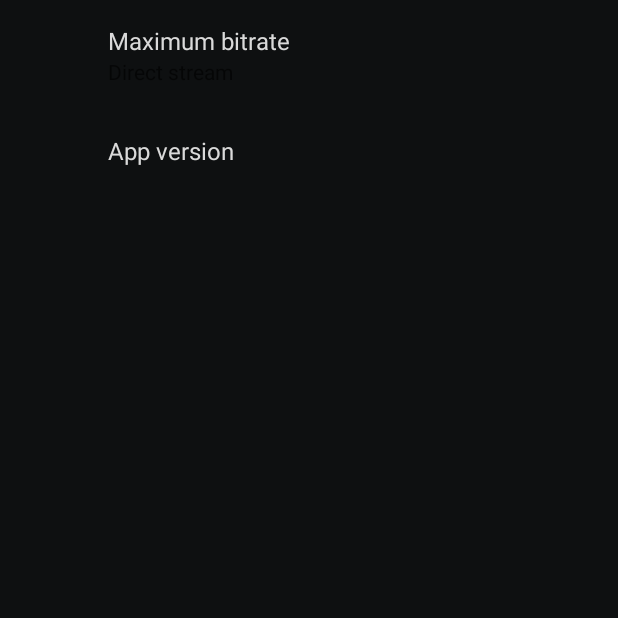
After one commit to bendardenne/sharkmarmalade, an Android app: the fragment SettingsFragment shown on its own in the app's theme, on a phone screen of 412 x 824 dp, the top half of it. The commit adds this screen. Run offline under Robolectric (Android 15) with nearby library versions, the phone set to English and light mode, and no system bars; our stand-ins replace Dagger/Hilt's generated code, androidx.preference; libraries missing offline, so code that uses them is left out: org.jellyfin.sdk; 1 statement that could not run was skipped.

Commit message:
Add Settings activity to choose the maximum bitrate.

```diff
--- a/automotive/src/main/java/be/bendardenne/jellyfin/aaos/JellyfinHiltModule.kt
+++ b/automotive/src/main/java/be/bendardenne/jellyfin/aaos/JellyfinHiltModule.kt
@@ -15,6 +15,7 @@ import org.jellyfin.sdk.model.ClientInfo
 @Module
 @InstallIn(SingletonComponent::class)
 class JellyfinHiltModule {
+
     @Provides
     fun provideJellyfin(@ApplicationContext appContext: Context): Jellyfin {
         val version =
--- a/automotive/src/main/java/be/bendardenne/jellyfin/aaos/JellyfinMediaTree.kt
+++ b/automotive/src/main/java/be/bendardenne/jellyfin/aaos/JellyfinMediaTree.kt
@@ -26,7 +26,7 @@ class JellyfinMediaTree(
     artSize: Int
 ) {
 
-    private val itemFactory = MediaItemFactory(api, artSize)
+    private val itemFactory = MediaItemFactory(context, api, artSize)
 
     private val mediaItems: Cache<String, MediaItem> = CacheBuilder.newBuilder()
         .maximumSize(1000)
--- /dev/null
+++ b/automotive/src/main/java/be/bendardenne/jellyfin/aaos/settings/SettingsFragment.kt
@@ -0,0 +1,21 @@
+package be.bendardenne.jellyfin.aaos.settings
+
+import android.os.Bundle
+import androidx.lifecycle.ViewModelProvider
+import androidx.preference.Preference
+import androidx.preference.PreferenceFragmentCompat
+import be.bendardenne.jellyfin.aaos.R
+import dagger.hilt.android.AndroidEntryPoint
+
+@AndroidEntryPoint
+class SettingsFragment : PreferenceFragmentCompat() {
+
+    private lateinit var viewModel: SettingsFragmentViewModel
+
+    override fun onCreatePreferences(savedInstanceState: Bundle?, rootKey: String?) {
+        setPreferencesFromResource(R.xml.preferences, rootKey)
+
+        viewModel = ViewModelProvider(this)[SettingsFragmentViewModel::class.java]
+        findPreference<Preference>("version")?.summary = viewModel.versionString()
+    }
+}
--- /dev/null
+++ b/automotive/src/main/java/be/bendardenne/jellyfin/aaos/settings/SettingsFragmentViewModel.kt
@@ -0,0 +1,16 @@
+package be.bendardenne.jellyfin.aaos.settings
+
+import androidx.lifecycle.ViewModel
+import dagger.hilt.android.lifecycle.HiltViewModel
+import org.jellyfin.sdk.Jellyfin
+import javax.inject.Inject
+
+@HiltViewModel
+class SettingsFragmentViewModel @Inject constructor() : ViewModel() {
+
+    @Inject
+    lateinit var jellyfin: Jellyfin
+
+    fun versionString(): CharSequence =
+        "SharkMarmalade: ${jellyfin.clientInfo?.version}, Jellyfin API: ${Jellyfin.apiVersion}"
+}
--- /dev/null
+++ b/automotive/src/main/res/values/arrays.xml
@@ -0,0 +1,20 @@
+<?xml version="1.0" encoding="utf-8"?>
+<resources>
+    <string-array name="bitrate" >
+        <item>Direct stream</item>
+        <item>320 kbps</item>
+        <item>256 kbps</item>
+        <item>192 kbps</item>
+        <item>160 kbps</item>
+        <item>128 kbps</item>
+    </string-array>
+
+    <string-array name="bitrateValues" >
+        <item>Direct stream</item>
+        <item>320000</item>
+        <item>256000</item>
+        <item>192000</item>
+        <item>160000</item>
+        <item>128000</item>
+    </string-array>
+</resources>
--- a/automotive/src/main/res/values/strings.xml
+++ b/automotive/src/main/res/values/strings.xml
@@ -19,4 +19,6 @@
     <string name="tracks">Tracks</string>
     <string name="albums">Albums</string>
     <string name="playlists">Playlists</string>
+    <string name="settings">Settings</string>
+    <string name="max_bitrate">Maximum bitrate</string>
 </resources>
--- a/automotive/src/main/res/values/themes.xml
+++ b/automotive/src/main/res/values/themes.xml
@@ -1,11 +1,12 @@
 <resources>
 
-    <style name="SharkMarmalade" parent="Theme.AppCompat.NoActionBar">
+    <style name="SharkMarmalade" parent="Theme.Car.NoActionBar">
         <item name="android:windowBackground">@color/darkBackground</item>
         <item name="android:textColorPrimary">@color/textLight</item>
         <item name="colorPrimary">@color/colorPrimary</item>
         <item name="colorPrimaryDark">@color/colorPrimaryDark</item>
         <item name="colorAccent">@color/colorAccent</item>
+        <item name="android:textSize">24sp</item>
     </style>
 
 </resources>
--- /dev/null
+++ b/automotive/src/main/res/xml/preferences.xml
@@ -0,0 +1,20 @@
+<?xml version="1.0" encoding="utf-8"?>
+<PreferenceScreen xmlns:android="http://schemas.android.com/apk/res/android">
+
+    <!--    <PreferenceCategory android:title="Playback">-->
+    <ListPreference
+        android:defaultValue="Direct stream"
+        android:entries="@array/bitrate"
+        android:entryValues="@array/bitrateValues"
+        android:key="bitrate"
+        android:summary="%s"
+        android:title="@string/max_bitrate" />
+
+    <!--    </PreferenceCategory>-->
+
+    <!--    <PreferenceCategory android:title="About">-->
+    <Preference
+        android:key="version"
+        android:title="App version" />
+    <!--    </PreferenceCategory>-->
+</PreferenceScreen>
```
Also changed, not shown: automotive/build.gradle.kts (+11 -11 lines), automotive/src/main/AndroidManifest.xml (+7 -0 lines), automotive/src/main/java/be/bendardenne/jellyfin/aaos/JellyfinMusicService.kt (+9 -3 lines), automotive/src/main/java/be/bendardenne/jellyfin/aaos/MediaItemFactory.kt (+19 -11 lines), automotive/src/main/java/be/bendardenne/jellyfin/aaos/UUID.kt (deleted, +0 -8 lines), automotive/src/main/java/be/bendardenne/jellyfin/aaos/settings/SettingsActivity.kt (added, +39 -0 lines), automotive/src/main/res/layout/activity_settings.xml (added, +28 -0 lines).
